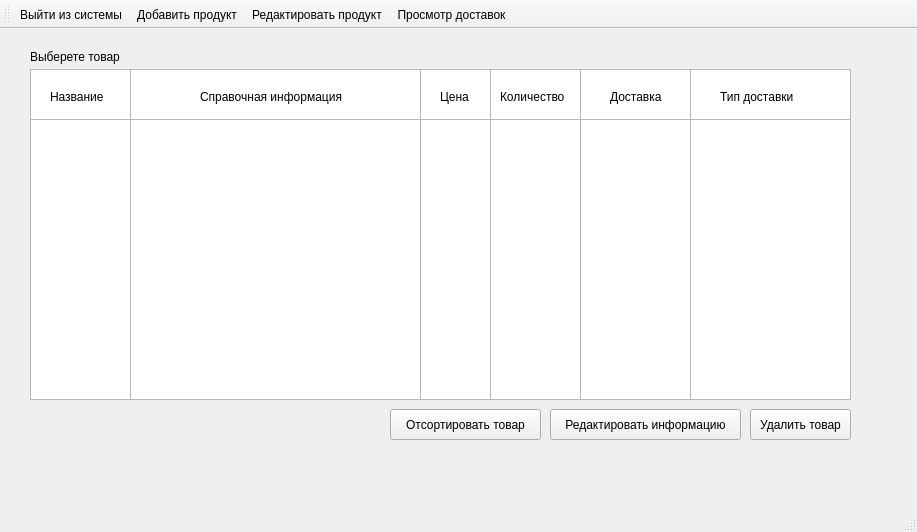
This is Source/MDKP/workereditdelivery.ui in striction10/MDKP as Qt 5 draws it before an edit. The edited form follows.
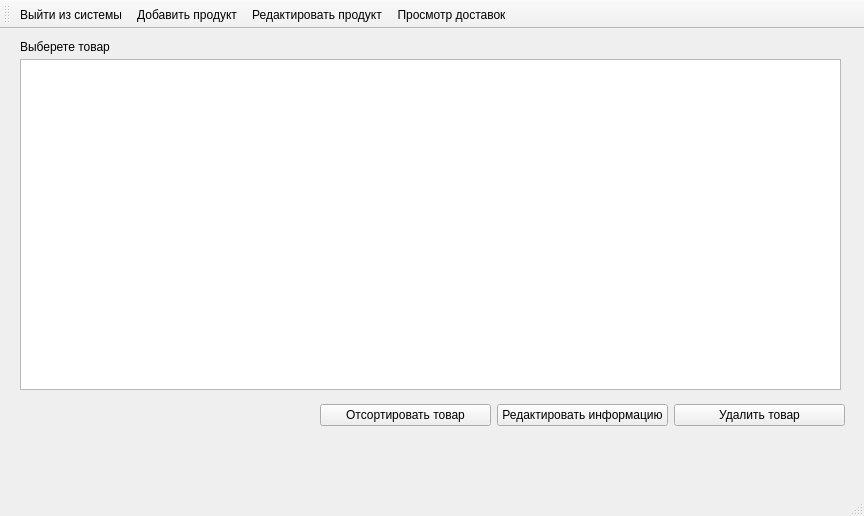
This is the edited form.

```diff
--- a/Source/MDKP/workereditdelivery.ui
+++ b/Source/MDKP/workereditdelivery.ui
@@ -6,164 +6,19 @@
    <rect>
     <x>0</x>
     <y>0</y>
-    <width>917</width>
-    <height>532</height>
+    <width>864</width>
+    <height>516</height>
    </rect>
   </property>
   <property name="windowTitle">
    <string>MainWindow</string>
   </property>
   <widget class="QWidget" name="centralwidget">
-   <widget class="QColumnView" name="columnView_2">
-    <property name="geometry">
-     <rect>
-      <x>130</x>
-      <y>40</y>
-      <width>291</width>
-      <height>331</height>
-     </rect>
-    </property>
-   </widget>
-   <widget class="QColumnView" name="columnView_7">
-    <property name="geometry">
-     <rect>
-      <x>690</x>
-      <y>40</y>
-      <width>161</width>
-      <height>331</height>
-     </rect>
-    </property>
-   </widget>
-   <widget class="QColumnView" name="columnView_11">
-    <property name="geometry">
-     <rect>
-      <x>490</x>
-      <y>40</y>
-      <width>91</width>
-      <height>331</height>
-     </rect>
-    </property>
-   </widget>
-   <widget class="QPushButton" name="pushButton_2">
-    <property name="geometry">
-     <rect>
-      <x>550</x>
-      <y>380</y>
-      <width>191</width>
-      <height>31</height>
-     </rect>
-    </property>
-    <property name="text">
-     <string>Редактировать информацию</string>
-    </property>
-   </widget>
-   <widget class="QLabel" name="label_4">
-    <property name="geometry">
-     <rect>
-      <x>610</x>
-      <y>60</y>
-      <width>61</width>
-      <height>16</height>
-     </rect>
-    </property>
-    <property name="text">
-     <string>Доставка</string>
-    </property>
-   </widget>
-   <widget class="QColumnView" name="columnView_12">
-    <property name="geometry">
-     <rect>
-      <x>420</x>
-      <y>40</y>
-      <width>71</width>
-      <height>51</height>
-     </rect>
-    </property>
-   </widget>
-   <widget class="QColumnView" name="columnView_8">
-    <property name="geometry">
-     <rect>
-      <x>690</x>
-      <y>40</y>
-      <width>161</width>
-      <height>51</height>
-     </rect>
-    </property>
-   </widget>
-   <widget class="QLabel" name="label_2">
-    <property name="geometry">
-     <rect>
-      <x>50</x>
-      <y>60</y>
-      <width>101</width>
-      <height>16</height>
-     </rect>
-    </property>
-    <property name="text">
-     <string>Название</string>
-    </property>
-   </widget>
-   <widget class="QColumnView" name="columnView">
-    <property name="geometry">
-     <rect>
-      <x>30</x>
-      <y>40</y>
-      <width>101</width>
-      <height>331</height>
-     </rect>
-    </property>
-   </widget>
-   <widget class="QColumnView" name="columnView_4">
-    <property name="geometry">
-     <rect>
-      <x>30</x>
-      <y>40</y>
-      <width>101</width>
-      <height>51</height>
-     </rect>
-    </property>
-   </widget>
-   <widget class="QLabel" name="label_7">
-    <property name="geometry">
-     <rect>
-      <x>500</x>
-      <y>60</y>
-      <width>81</width>
-      <height>16</height>
-     </rect>
-    </property>
-    <property name="text">
-     <string>Количество</string>
-    </property>
-   </widget>
-   <widget class="QPushButton" name="pushButton">
-    <property name="geometry">
-     <rect>
-      <x>750</x>
-      <y>380</y>
-      <width>101</width>
-      <height>31</height>
-     </rect>
-    </property>
-    <property name="text">
-     <string>Удалить товар</string>
-    </property>
-   </widget>
-   <widget class="QColumnView" name="columnView_6">
-    <property name="geometry">
-     <rect>
-      <x>580</x>
-      <y>40</y>
-      <width>111</width>
-      <height>51</height>
-     </rect>
-    </property>
-   </widget>
    <widget class="QLabel" name="label">
     <property name="geometry">
      <rect>
-      <x>30</x>
-      <y>20</y>
+      <x>20</x>
+      <y>10</y>
       <width>131</width>
       <height>16</height>
      </rect>
@@ -172,122 +27,68 @@
      <string>Выберете товар</string>
     </property>
    </widget>
-   <widget class="QColumnView" name="columnView_9">
+   <widget class="QWidget" name="layoutWidget">
     <property name="geometry">
      <rect>
-      <x>570</x>
-      <y>40</y>
-      <width>121</width>
-      <height>331</height>
+      <x>320</x>
+      <y>370</y>
+      <width>525</width>
+      <height>32</height>
      </rect>
     </property>
+    <layout class="QHBoxLayout" name="horizontalLayout">
+     <item>
+      <widget class="QPushButton" name="pushButtonSort">
+       <property name="text">
+        <string>Отсортировать товар</string>
+       </property>
+      </widget>
+     </item>
+     <item>
+      <widget class="QPushButton" name="pushButton_2">
+       <property name="text">
+        <string>Редактировать информацию</string>
+       </property>
+      </widget>
+     </item>
+     <item>
+      <widget class="QPushButton" name="pushButton">
+       <property name="text">
+        <string>Удалить товар</string>
+       </property>
+      </widget>
+     </item>
+    </layout>
    </widget>
-   <widget class="QColumnView" name="columnView_13">
+   <widget class="QTableView" name="tableViewProduct">
     <property name="geometry">
      <rect>
-      <x>490</x>
-      <y>40</y>
-      <width>91</width>
-      <height>51</height>
-     </rect>
-    </property>
-   </widget>
-   <widget class="QLabel" name="label_3">
-    <property name="geometry">
-     <rect>
-      <x>200</x>
-      <y>60</y>
-      <width>161</width>
-      <height>16</height>
-     </rect>
-    </property>
-    <property name="text">
-     <string>Справочная информация</string>
-    </property>
-   </widget>
-   <widget class="QLabel" name="label_6">
-    <property name="geometry">
-     <rect>
-      <x>440</x>
-      <y>60</y>
-      <width>41</width>
-      <height>16</height>
-     </rect>
-    </property>
-    <property name="text">
-     <string>Цена</string>
-    </property>
-   </widget>
-   <widget class="QColumnView" name="columnView_5">
-    <property name="geometry">
-     <rect>
-      <x>130</x>
-      <y>40</y>
-      <width>291</width>
-      <height>51</height>
-     </rect>
-    </property>
-   </widget>
-   <widget class="QLabel" name="label_5">
-    <property name="geometry">
-     <rect>
-      <x>720</x>
-      <y>60</y>
-      <width>91</width>
-      <height>16</height>
-     </rect>
-    </property>
-    <property name="text">
-     <string>Тип доставки</string>
-    </property>
-   </widget>
-   <widget class="QTableWidget" name="tableWidget">
-    <property name="geometry">
-     <rect>
-      <x>30</x>
-      <y>40</y>
-      <width>541</width>
+      <x>20</x>
+      <y>30</y>
+      <width>821</width>
       <height>331</height>
      </rect>
     </property>
-   </widget>
-   <widget class="QPushButton" name="pushButton_3">
-    <property name="geometry">
-     <rect>
-      <x>390</x>
-      <y>380</y>
-      <width>151</width>
-      <height>31</height>
-     </rect>
+    <property name="styleSheet">
+     <string notr="true">QTableView {
+    selection-background-color: qlineargradient(x1: 0, y1: 0, x2: 0.5, y2: 0.5,
+                                stop: 0 DarkCyan);
+}
+
+QHeaderView::section {
+	 border: 0.5px solid #C2C7CB;
+	 padding-left: 4px;
+	 background: qlineargradient(x1: 0, y1: 0, x2: 0, y2: 1,
+                                 stop: 0 #59AAFC);
+}
+
+QTableView::item
+{
+  border: 0px;
+}</string>
     </property>
-    <property name="text">
-     <string>Отсортировать товар</string>
-    </property>
    </widget>
-   <widget class="QColumnView" name="columnView_10">
-    <property name="geometry">
-     <rect>
-      <x>420</x>
-      <y>40</y>
-      <width>71</width>
-      <height>331</height>
-     </rect>
-    </property>
-   </widget>
-   <zorder>tableWidget</zorder>
-   <zorder>columnView_9</zorder>
-   <zorder>columnView_11</zorder>
-   <zorder>columnView_13</zorder>
-   <zorder>columnView_10</zorder>
-   <zorder>columnView_2</zorder>
-   <zorder>columnView_7</zorder>
-   <zorder>pushButton_2</zorder>
-   <zorder>columnView_12</zorder>
-   <zorder>columnView_8</zorder>
-   <zorder>columnView</zorder>
-   <zorder>columnView_4</zorder>
-   <zorder>label_7</zorder>
-   <zorder>pushButton</zorder>
+   <zorder>layoutWidget</zorder>
    <zorder>label</zorder>
    <zorder>label_6</zorder>
    <zorder>columnView_5</zorder>
```
Left out of the diff: 11 changed lines with no effect on the pictures.
